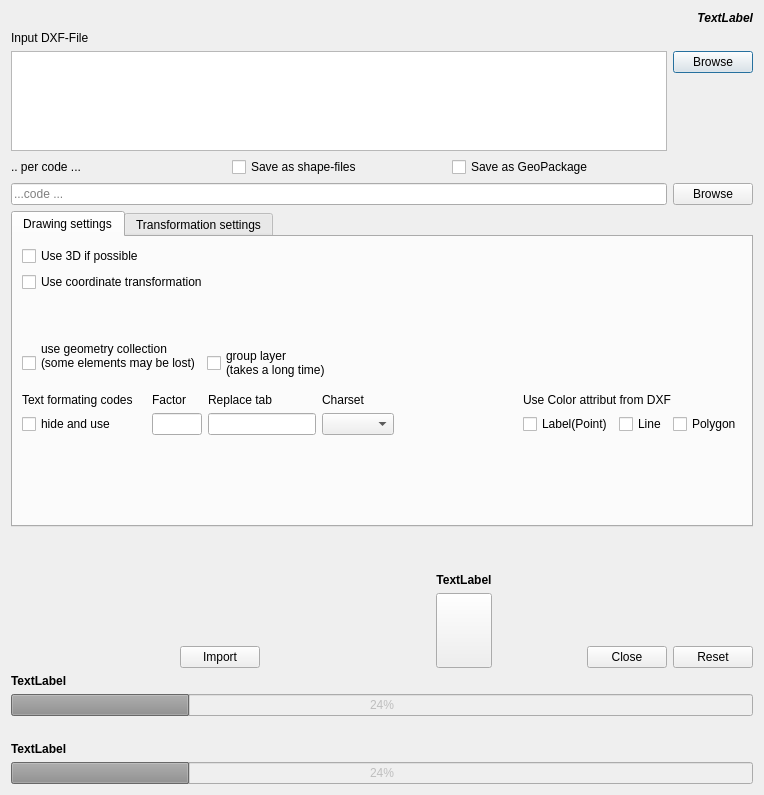
Old version of the form src/plugins/dxf_tools/uiADXF2Shape.ui in the repository Comanda-A/DXF-PostGIS-Converter.
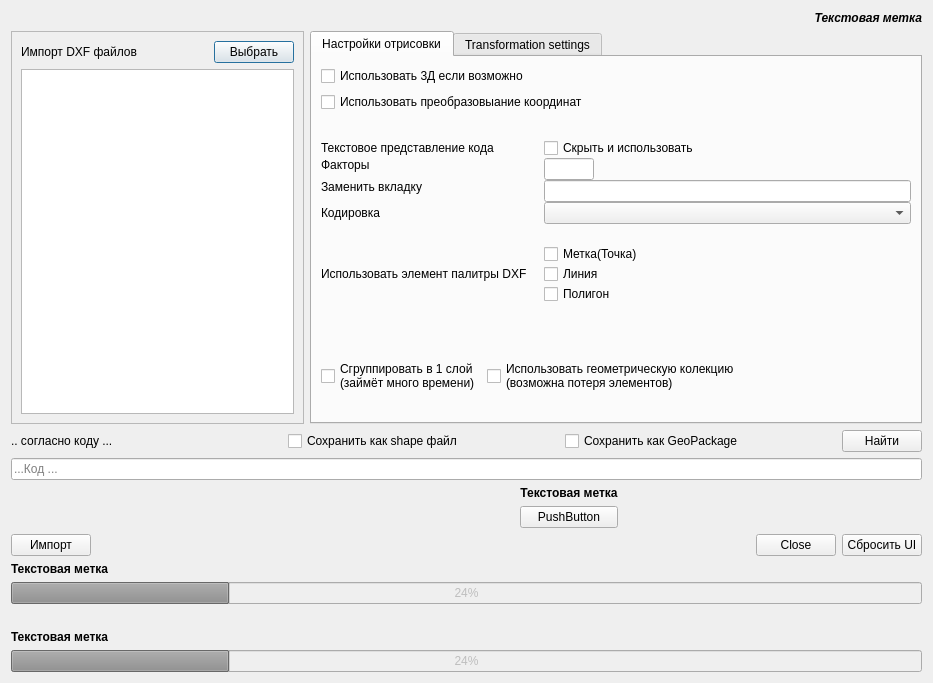
New version of the form. Icons and pictures are not drawn.

```diff
--- a/src/plugins/dxf_tools/uiADXF2Shape.ui
+++ b/src/plugins/dxf_tools/uiADXF2Shape.ui
@@ -6,8 +6,8 @@
    <rect>
     <x>0</x>
     <y>0</y>
-    <width>764</width>
-    <height>795</height>
+    <width>933</width>
+    <height>683</height>
    </rect>
   </property>
   <property name="sizePolicy">
@@ -30,7 +30,7 @@
       </font>
      </property>
      <property name="text">
-      <string>TextLabel</string>
+      <string>Текстовая метка</string>
      </property>
      <property name="alignment">
       <set>Qt::AlignRight|Qt::AlignTrailing|Qt::AlignVCenter</set>
@@ -38,8 +38,32 @@
     </widget>
    </item>
    <item>
-    <layout class="QGridLayout" name="gridLayout">
-     <item row="1" column="0">
+    <layout class="QHBoxLayout" name="horizontalLayout">
+     <property name="spacing">
+      <number>6</number>
+     </property>
+     <item>
+      <widget class="QFrame" name="frame">
+       <property name="sizePolicy">
+        <sizepolicy hsizetype="Expanding" vsizetype="Expanding">
+         <horstretch>0</horstretch>
+         <verstretch>0</verstretch>
+        </sizepolicy>
+       </property>
+       <property name="minimumSize">
+        <size>
+         <width>0</width>
+         <height>0</height>
+        </size>
+       </property>
+       <property name="frameShape">
+        <enum>QFrame::StyledPanel</enum>
+       </property>
+       <property name="frameShadow">
+        <enum>QFrame::Raised</enum>
+       </property>
+       <layout class="QGridLayout" name="gridLayout_12">
+        <item row="2" column="0" colspan="2">
       <widget class="QListWidget" name="listDXFDatNam">
        <property name="enabled">
         <bool>true</bool>
@@ -58,7 +82,7 @@
        </property>
       </widget>
      </item>
-     <item row="1" column="1" alignment="Qt::AlignTop">
+        <item row="0" column="1">
       <widget class="QPushButton" name="browseDXFDatei">
        <property name="sizePolicy">
         <sizepolicy hsizetype="Fixed" vsizetype="Fixed">
@@ -70,7 +94,7 @@
         <locale language="English" country="UnitedKingdom"/>
        </property>
        <property name="text">
-        <string>Browse</string>
+           <string>Выбрать</string>
        </property>
       </widget>
      </item>
@@ -83,80 +107,24 @@
         </sizepolicy>
        </property>
        <property name="text">
-        <string>Input DXF-File</string>
+           <string>Импорт DXF файлов</string>
        </property>
       </widget>
      </item>
     </layout>
-   </item>
-   <item>
-    <layout class="QGridLayout" name="gridLayout_2">
-     <item row="0" column="0">
-      <widget class="QLabel" name="lbOutput">
-       <property name="text">
-        <string>.. per code ...</string>
-       </property>
       </widget>
-     </item>
-     <item row="0" column="1">
-      <widget class="QCheckBox" name="chkSHP">
-       <property name="text">
-        <string>Save as shape-files</string>
-       </property>
-      </widget>
-     </item>
-     <item row="1" column="0" colspan="3">
-      <widget class="QLineEdit" name="txtZielPfad">
-       <property name="sizePolicy">
-        <sizepolicy hsizetype="Expanding" vsizetype="Fixed">
-         <horstretch>2</horstretch>
-         <verstretch>0</verstretch>
-        </sizepolicy>
-       </property>
-       <property name="locale">
-        <locale language="English" country="UnitedKingdom"/>
-       </property>
-       <property name="placeholderText">
-        <string>...code ...</string>
-       </property>
-      </widget>
-     </item>
-     <item row="1" column="3">
-      <widget class="QPushButton" name="browseZielPfadOrDatei">
-       <property name="sizePolicy">
-        <sizepolicy hsizetype="Fixed" vsizetype="Fixed">
-         <horstretch>0</horstretch>
-         <verstretch>0</verstretch>
-        </sizepolicy>
-       </property>
-       <property name="locale">
-        <locale language="English" country="UnitedKingdom"/>
-       </property>
-       <property name="text">
-        <string>Browse</string>
-       </property>
-      </widget>
-     </item>
-     <item row="0" column="2">
-      <widget class="QCheckBox" name="chkGPKG">
-       <property name="text">
-        <string>Save as GeoPackage</string>
-       </property>
-      </widget>
-     </item>
-    </layout>
    </item>
    <item>
     <widget class="QTabWidget" name="tabSetting">
      <property name="sizePolicy">
-      <sizepolicy hsizetype="Expanding" vsizetype="Minimum">
+        <sizepolicy hsizetype="Expanding" vsizetype="Expanding">
        <horstretch>0</horstretch>
        <verstretch>0</verstretch>
       </sizepolicy>
      </property>
      <property name="minimumSize">
       <size>
-       <width>641</width>
+         <width>0</width>
        <height>0</height>
       </size>
      </property>
@@ -165,20 +133,20 @@
      </property>
      <widget class="QWidget" name="tabDesign">
       <attribute name="title">
-       <string>Drawing settings</string>
+         <string>Настройки отрисовки</string>
       </attribute>
       <layout class="QVBoxLayout" name="verticalLayout_6">
        <item>
         <widget class="QCheckBox" name="chk3D">
          <property name="text">
-          <string>Use 3D if possible</string>
+            <string>Использовать 3Д если возможно</string>
          </property>
         </widget>
        </item>
        <item>
         <widget class="QCheckBox" name="chkTransform">
          <property name="text">
-          <string>Use coordinate transformation</string>
+            <string>Использовать преобразовыание координат</string>
          </property>
         </widget>
        </item>
@@ -187,72 +155,25 @@
          <property name="orientation">
           <enum>Qt::Vertical</enum>
          </property>
+           <property name="sizeType">
+            <enum>QSizePolicy::Minimum</enum>
+           </property>
          <property name="sizeHint" stdset="0">
           <size>
            <width>20</width>
-           <height>40</height>
-          </size>
-         </property>
-        </spacer>
-       </item>
-       <item>
-        <layout class="QGridLayout" name="gridLayout_3" rowstretch="0,0">
-         <item row="1" column="2">
-          <layout class="QVBoxLayout" name="verticalLayout_5">
-           <item>
-            <spacer name="horizontalSpacer_2">
-             <property name="orientation">
-              <enum>Qt::Horizontal</enum>
-             </property>
-             <property name="sizeHint" stdset="0">
-              <size>
-               <width>40</width>
                <height>20</height>
               </size>
              </property>
             </spacer>
            </item>
-          </layout>
-         </item>
-         <item row="1" column="1">
-          <widget class="QCheckBox" name="chkLay">
-           <property name="sizePolicy">
-            <sizepolicy hsizetype="Fixed" vsizetype="Fixed">
-             <horstretch>0</horstretch>
-             <verstretch>0</verstretch>
-            </sizepolicy>
-           </property>
-           <property name="text">
-            <string>group layer
-(takes a long time)</string>
-           </property>
-          </widget>
-         </item>
-         <item row="1" column="0" alignment="Qt::AlignTop">
-          <widget class="QCheckBox" name="chkCol">
-           <property name="sizePolicy">
-            <sizepolicy hsizetype="Fixed" vsizetype="Fixed">
-             <horstretch>0</horstretch>
-             <verstretch>0</verstretch>
-            </sizepolicy>
-           </property>
-           <property name="toolTip">
-            <string>&lt;html&gt;&lt;head/&gt;&lt;body&gt;&lt;p&gt;If this option is enabled, merging blocks will convert into a geometry collection.&lt;/p&gt;&lt;p&gt;If there is a symbol of the polygon &lt;span style=&quot; font-weight:600;&quot;&gt;and&lt;/span&gt; line can not be generated by this symbol, because ESRI shapefiles can only store one kind of geometry per layer.&lt;/p&gt;&lt;p&gt;&lt;br/&gt;&lt;/p&gt;&lt;/body&gt;&lt;/html&gt;</string>
-           </property>
-           <property name="locale">
-            <locale language="English" country="UnitedStates"/>
-           </property>
-           <property name="text">
-            <string>use geometry collection 
-(some elements may be lost)
-</string>
-           </property>
-          </widget>
-         </item>
-        </layout>
-       </item>
        <item>
-        <layout class="QGridLayout" name="gridLayout_6">
+          <layout class="QFormLayout" name="formLayout">
+           <property name="horizontalSpacing">
+            <number>17</number>
+           </property>
+           <property name="verticalSpacing">
+            <number>0</number>
+           </property>
          <item row="0" column="0">
           <widget class="QLabel" name="lbFormat">
            <property name="sizePolicy">
@@ -262,14 +183,30 @@
             </sizepolicy>
            </property>
            <property name="text">
-            <string>Text formating codes</string>
+              <string>Текстовое представление кода</string>
            </property>
           </widget>
          </item>
-         <item row="1" column="3">
-          <widget class="QComboBox" name="cbCharSet"/>
-         </item>
          <item row="1" column="0">
+            <widget class="QLabel" name="lbFaktor">
+             <property name="sizePolicy">
+              <sizepolicy hsizetype="Minimum" vsizetype="Fixed">
+               <horstretch>0</horstretch>
+               <verstretch>0</verstretch>
+              </sizepolicy>
+             </property>
+             <property name="maximumSize">
+              <size>
+               <width>50</width>
+               <height>16777215</height>
+              </size>
+             </property>
+             <property name="text">
+              <string>Факторы</string>
+             </property>
+            </widget>
+           </item>
+           <item row="0" column="1">
           <widget class="QCheckBox" name="chkUseTextFormat">
            <property name="sizePolicy">
             <sizepolicy hsizetype="Expanding" vsizetype="Preferred">
@@ -278,53 +215,33 @@
             </sizepolicy>
            </property>
            <property name="text">
-            <string>hide and use </string>
+              <string>Скрыть и использовать</string>
            </property>
           </widget>
          </item>
-         <item row="0" column="6" colspan="3">
-          <widget class="QLabel" name="lbColor">
+           <item row="2" column="0">
+            <widget class="QLabel" name="lblErsatz4Tab">
            <property name="sizePolicy">
-            <sizepolicy hsizetype="Preferred" vsizetype="Preferred">
+              <sizepolicy hsizetype="Minimum" vsizetype="Fixed">
              <horstretch>0</horstretch>
              <verstretch>0</verstretch>
             </sizepolicy>
            </property>
            <property name="text">
-            <string>Use Color attribut from DXF</string>
+              <string>Заменить вкладку</string>
            </property>
           </widget>
          </item>
-         <item row="1" column="4">
-          <spacer name="horizontalSpacer_3">
-           <property name="orientation">
-            <enum>Qt::Horizontal</enum>
-           </property>
-           <property name="sizeHint" stdset="0">
-            <size>
-             <width>40</width>
-             <height>20</height>
-            </size>
-           </property>
-          </spacer>
-         </item>
-         <item row="0" column="3">
+           <item row="3" column="0">
           <widget class="QLabel" name="lblCharSet">
            <property name="text">
-            <string>Charset</string>
+              <string>Кодировка</string>
            </property>
            <property name="alignment">
             <set>Qt::AlignLeading|Qt::AlignLeft|Qt::AlignVCenter</set>
            </property>
           </widget>
          </item>
-         <item row="1" column="8">
-          <widget class="QCheckBox" name="chkUseColor4Poly">
-           <property name="text">
-            <string>Polygon</string>
-           </property>
-          </widget>
-         </item>
          <item row="1" column="1">
           <widget class="QLineEdit" name="txtFaktor">
            <property name="sizePolicy">
@@ -341,53 +258,7 @@
            </property>
           </widget>
          </item>
-         <item row="1" column="7">
-          <widget class="QCheckBox" name="chkUseColor4Line">
-           <property name="text">
-            <string>Line</string>
-           </property>
-          </widget>
-         </item>
-         <item row="1" column="6">
-          <widget class="QCheckBox" name="chkUseColor4Point">
-           <property name="text">
-            <string>Label(Point)</string>
-           </property>
-          </widget>
-         </item>
-         <item row="0" column="1">
-          <widget class="QLabel" name="lbFaktor">
-           <property name="sizePolicy">
-            <sizepolicy hsizetype="Minimum" vsizetype="Fixed">
-             <horstretch>0</horstretch>
-             <verstretch>0</verstretch>
-            </sizepolicy>
-           </property>
-           <property name="maximumSize">
-            <size>
-             <width>50</width>
-             <height>16777215</height>
-            </size>
-           </property>
-           <property name="text">
-            <string>Factor</string>
-           </property>
-          </widget>
-         </item>
-         <item row="0" column="2">
-          <widget class="QLabel" name="lblErsatz4Tab">
-           <property name="sizePolicy">
-            <sizepolicy hsizetype="Minimum" vsizetype="Fixed">
-             <horstretch>0</horstretch>
-             <verstretch>0</verstretch>
-            </sizepolicy>
-           </property>
-           <property name="text">
-            <string>Replace tab</string>
-           </property>
-          </widget>
-         </item>
-         <item row="1" column="2">
+           <item row="2" column="1">
           <widget class="QLineEdit" name="txtErsatz4Tab">
            <property name="sizePolicy">
             <sizepolicy hsizetype="Minimum" vsizetype="Fixed">
@@ -397,30 +268,150 @@
            </property>
           </widget>
          </item>
-        </layout>
-       </item>
-       <item>
-        <spacer name="verticalSpacer_4">
+           <item row="3" column="1">
+            <widget class="QComboBox" name="cbCharSet"/>
+           </item>
+           <item row="5" column="1">
+            <widget class="QCheckBox" name="chkUseColor4Point">
+             <property name="text">
+              <string>Метка(Точка)</string>
+             </property>
+            </widget>
+           </item>
+           <item row="6" column="1">
+            <widget class="QCheckBox" name="chkUseColor4Line">
+             <property name="text">
+              <string>Линия</string>
+             </property>
+            </widget>
+           </item>
+           <item row="7" column="1">
+            <widget class="QCheckBox" name="chkUseColor4Poly">
+             <property name="text">
+              <string>Полигон</string>
+             </property>
+            </widget>
+           </item>
+           <item row="6" column="0">
+            <widget class="QLabel" name="lbColor">
+             <property name="sizePolicy">
+              <sizepolicy hsizetype="Preferred" vsizetype="Preferred">
+               <horstretch>0</horstretch>
+               <verstretch>0</verstretch>
+              </sizepolicy>
+             </property>
+             <property name="text">
+              <string>Использовать элемент палитры DXF</string>
+             </property>
+            </widget>
+           </item>
+           <item row="4" column="1">
+            <spacer name="horizontalSpacer_3">
          <property name="orientation">
-          <enum>Qt::Vertical</enum>
+              <enum>Qt::Horizontal</enum>
          </property>
          <property name="sizeHint" stdset="0">
           <size>
-           <width>20</width>
-           <height>40</height>
+               <width>40</width>
+               <height>20</height>
           </size>
          </property>
         </spacer>
+           </item>
+          </layout>
        </item>
        <item>
         <spacer name="verticalSpacer">
          <property name="orientation">
           <enum>Qt::Vertical</enum>
          </property>
+           <property name="sizeType">
+            <enum>QSizePolicy::Minimum</enum>
+           </property>
          <property name="sizeHint" stdset="0">
           <size>
            <width>20</width>
-           <height>40</height>
+             <height>20</height>
+            </size>
+           </property>
+          </spacer>
+         </item>
+         <item>
+          <layout class="QGridLayout" name="gridLayout_3" rowstretch="0,0">
+           <item row="1" column="2">
+            <widget class="QCheckBox" name="chkCol">
+             <property name="sizePolicy">
+              <sizepolicy hsizetype="Fixed" vsizetype="Fixed">
+               <horstretch>0</horstretch>
+               <verstretch>0</verstretch>
+              </sizepolicy>
+             </property>
+             <property name="toolTip">
+              <string>&lt;html&gt;&lt;head/&gt;&lt;body&gt;&lt;p&gt;Преобразует обьединяемые юлоки в геометрические фигуры из коллекции&lt;/p&gt;&lt;p&gt;If there is a symbol of the polygon &lt;span style=&quot; font-weight:600;&quot;&gt;and&lt;/span&gt; line can not be generated by this symbol, because ESRI shapefiles can only store one kind of geometry per layer.&lt;/p&gt;&lt;p&gt;&lt;br/&gt;&lt;/p&gt;&lt;/body&gt;&lt;/html&gt;</string>
+             </property>
+             <property name="layoutDirection">
+              <enum>Qt::LeftToRight</enum>
+             </property>
+             <property name="text">
+              <string>Использовать геометрическую колекцию 
+(возможна потеря элементов)</string>
+             </property>
+             <property name="autoRepeat">
+              <bool>false</bool>
+             </property>
+             <property name="autoExclusive">
+              <bool>false</bool>
+             </property>
+            </widget>
+           </item>
+           <item row="1" column="1" alignment="Qt::AlignVCenter">
+            <widget class="QCheckBox" name="chkLay">
+             <property name="sizePolicy">
+              <sizepolicy hsizetype="Fixed" vsizetype="Fixed">
+               <horstretch>0</horstretch>
+               <verstretch>0</verstretch>
+              </sizepolicy>
+             </property>
+             <property name="text">
+              <string>Сгруппировать в 1 слой
+(займёт много времени)</string>
+             </property>
+            </widget>
+           </item>
+           <item row="1" column="3">
+            <layout class="QVBoxLayout" name="verticalLayout_5">
+             <item>
+              <spacer name="horizontalSpacer_2">
+               <property name="orientation">
+                <enum>Qt::Horizontal</enum>
+               </property>
+               <property name="sizeType">
+                <enum>QSizePolicy::Expanding</enum>
+               </property>
+               <property name="sizeHint" stdset="0">
+                <size>
+                 <width>40</width>
+                 <height>20</height>
+                </size>
+               </property>
+              </spacer>
+             </item>
+            </layout>
+           </item>
+          </layout>
+         </item>
+         <item>
+          <spacer name="verticalSpacer_4">
+           <property name="orientation">
+            <enum>Qt::Vertical</enum>
+           </property>
+           <property name="sizeType">
+            <enum>QSizePolicy::Minimum</enum>
+           </property>
+           <property name="sizeHint" stdset="0">
+            <size>
+             <width>20</width>
+             <height>20</height>
           </size>
          </property>
         </spacer>
@@ -608,112 +599,77 @@
      </widget>
     </widget>
    </item>
+    </layout>
+   </item>
+   <item>
+    <layout class="QGridLayout" name="gridLayout_2">
+     <item row="1" column="0" colspan="4">
+      <widget class="QLineEdit" name="txtZielPfad">
+       <property name="sizePolicy">
+        <sizepolicy hsizetype="Expanding" vsizetype="Fixed">
+         <horstretch>2</horstretch>
+         <verstretch>0</verstretch>
+        </sizepolicy>
+       </property>
+       <property name="locale">
+        <locale language="English" country="UnitedKingdom"/>
+       </property>
+       <property name="placeholderText">
+        <string>...Код ...</string>
+       </property>
+      </widget>
+     </item>
+     <item row="0" column="1">
+      <widget class="QCheckBox" name="chkSHP">
+       <property name="text">
+        <string>Сохранить как shape файл</string>
+       </property>
+      </widget>
+     </item>
+     <item row="0" column="2">
+      <widget class="QCheckBox" name="chkGPKG">
+       <property name="text">
+        <string>Сохранить как GeoPackage</string>
+       </property>
+      </widget>
+     </item>
+     <item row="0" column="0">
+      <widget class="QLabel" name="lbOutput">
+       <property name="text">
+        <string>.. согласно коду ...</string>
+       </property>
+      </widget>
+     </item>
+     <item row="0" column="3">
+      <widget class="QPushButton" name="browseZielPfadOrDatei">
+       <property name="sizePolicy">
+        <sizepolicy hsizetype="Fixed" vsizetype="Fixed">
+         <horstretch>0</horstretch>
+         <verstretch>0</verstretch>
+        </sizepolicy>
+       </property>
+       <property name="locale">
+        <locale language="English" country="UnitedKingdom"/>
+       </property>
+       <property name="text">
+        <string>Найти</string>
+       </property>
+      </widget>
+     </item>
+    </layout>
+   </item>
    <item>
     <layout class="QGridLayout" name="gridLayout_7">
      <item row="0" column="1">
-      <spacer name="horizontalSpacer">
-       <property name="orientation">
-        <enum>Qt::Horizontal</enum>
-       </property>
-       <property name="sizeHint" stdset="0">
-        <size>
-         <width>40</width>
-         <height>20</height>
-        </size>
-       </property>
-      </spacer>
-     </item>
-    </layout>
-   </item>
-   <item>
-    <layout class="QVBoxLayout" name="verticalLayout_9">
-     <item>
-      <spacer name="verticalSpacer_2">
-       <property name="orientation">
-        <enum>Qt::Vertical</enum>
-       </property>
-       <property name="sizeType">
-        <enum>QSizePolicy::Fixed</enum>
-       </property>
-       <property name="sizeHint" stdset="0">
-        <size>
-         <width>20</width>
-         <height>20</height>
-        </size>
-       </property>
-      </spacer>
-     </item>
-    </layout>
-   </item>
-   <item>
     <layout class="QGridLayout" name="gridLayout_8">
-     <item row="3" column="4" alignment="Qt::AlignBottom">
-      <widget class="QDialogButtonBox" name="button_box">
-       <property name="orientation">
-        <enum>Qt::Horizontal</enum>
-       </property>
-       <property name="standardButtons">
-        <set>QDialogButtonBox::Close</set>
-       </property>
-      </widget>
-     </item>
-     <item row="3" column="1">
-      <widget class="QPushButton" name="btnStart">
-       <property name="text">
-        <string>Import</string>
-       </property>
-      </widget>
-     </item>
-     <item row="3" column="0">
-      <spacer name="horizontalSpacer_5">
-       <property name="orientation">
-        <enum>Qt::Horizontal</enum>
-       </property>
-       <property name="sizeHint" stdset="0">
-        <size>
-         <width>0</width>
-         <height>0</height>
-        </size>
-       </property>
-      </spacer>
-     </item>
-     <item row="3" column="5">
+       <item row="3" column="6">
       <widget class="QPushButton" name="btnReset">
        <property name="text">
-        <string>Reset</string>
+          <string>Сбросить UI</string>
        </property>
       </widget>
      </item>
-     <item row="2" column="3" rowspan="2">
-      <widget class="QPushButton" name="btnDonate">
-       <property name="minimumSize">
-        <size>
-         <width>0</width>
-         <height>75</height>
-        </size>
-       </property>
-       <property name="toolTip">
-        <string>Donation for our passion project</string>
-       </property>
-       <property name="statusTip">
-        <string>Donation for our passion project</string>
-       </property>
-       <property name="text">
-        <string/>
-       </property>
-       <property name="icon">
-        <iconset>
-         <normaloff>donate.png</normaloff>donate.png</iconset>
-       </property>
-       <property name="iconSize">
-        <size>
-         <width>70</width>
-         <height>70</height>
-        </size>
-       </property>
-      </widget>
-     </item>
-     <item row="3" column="2">
+       <item row="3" column="3">
       <spacer name="horizontalSpacer_9">
        <property name="orientation">
         <enum>Qt::Horizontal</enum>
@@ -726,7 +682,27 @@
        </property>
       </spacer>
      </item>
+       <item row="3" column="1">
+        <spacer name="horizontalSpacer_5">
+         <property name="orientation">
+          <enum>Qt::Horizontal</enum>
+         </property>
+         <property name="sizeHint" stdset="0">
+          <size>
+           <width>0</width>
+           <height>0</height>
+          </size>
+         </property>
+        </spacer>
+       </item>
      <item row="2" column="4">
+        <widget class="QPushButton" name="btnDonate">
+         <property name="text">
+          <string>PushButton</string>
+         </property>
+        </widget>
+       </item>
+       <item row="2" column="5">
       <spacer name="horizontalSpacer_6">
        <property name="orientation">
         <enum>Qt::Horizontal</enum>
@@ -739,7 +715,17 @@
        </property>
       </spacer>
      </item>
-     <item row="1" column="3">
+       <item row="3" column="5" alignment="Qt::AlignBottom">
+        <widget class="QDialogButtonBox" name="button_box">
+         <property name="orientation">
+          <enum>Qt::Horizontal</enum>
+         </property>
+         <property name="standardButtons">
+          <set>QDialogButtonBox::Close</set>
+         </property>
+        </widget>
+       </item>
+       <item row="1" column="4">
       <widget class="QLabel" name="lbDonate">
        <property name="font">
         <font>
@@ -748,14 +734,26 @@
         </font>
        </property>
        <property name="text">
-        <string>TextLabel</string>
+          <string>Текстовая метка</string>
        </property>
        <property name="alignment">
         <set>Qt::AlignCenter</set>
        </property>
       </widget>
      </item>
-    </layout>
+       <item row="3" column="0">
+        <widget class="QPushButton" name="btnStart">
+         <property name="text">
+          <string>Импорт</string>
+         </property>
+        </widget>
+       </item>
+      </layout>
+     </item>
+    </layout>
+   </item>
+   <item>
+    <layout class="QVBoxLayout" name="verticalLayout_9"/>
    </item>
    <item>
     <layout class="QGridLayout" name="gridLayout_4"/>
@@ -771,7 +769,7 @@
         </font>
        </property>
        <property name="text">
-        <string>TextLabel</string>
+        <string>Текстовая метка</string>
        </property>
       </widget>
      </item>
@@ -862,7 +860,7 @@
         </font>
        </property>
        <property name="text">
-        <string>TextLabel</string>
+        <string>Текстовая метка</string>
        </property>
       </widget>
      </item>
```
Left out of the diff: 3 changed lines with no effect on the pictures. Lines whose indentation alone changed are shown as unchanged.
